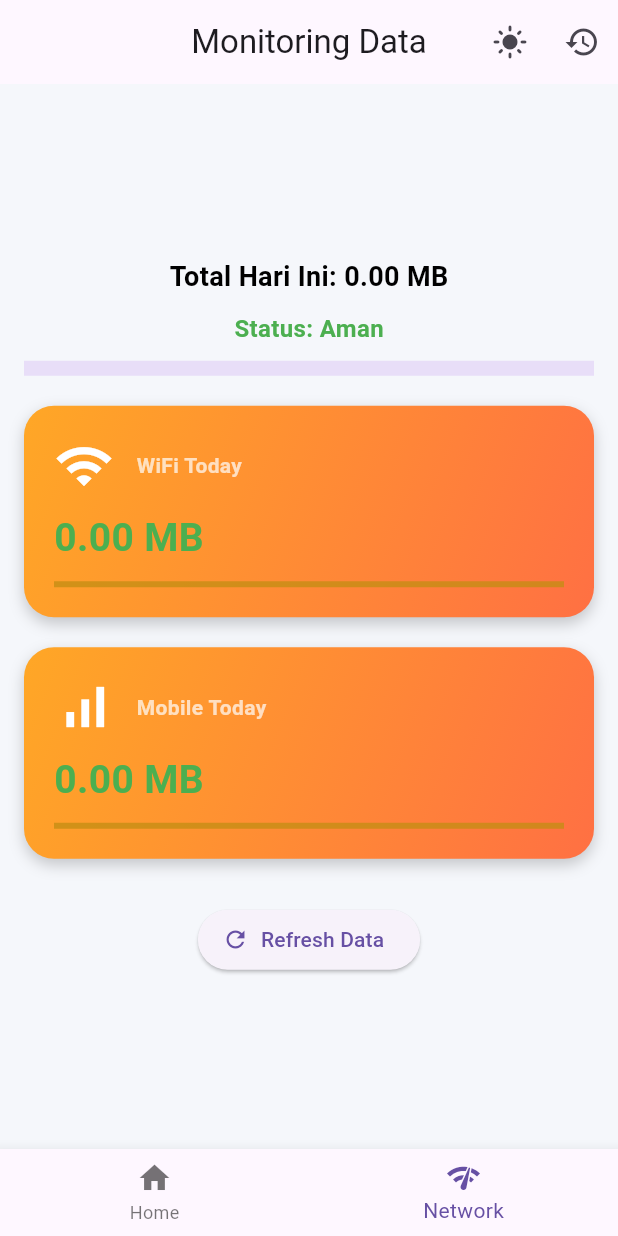
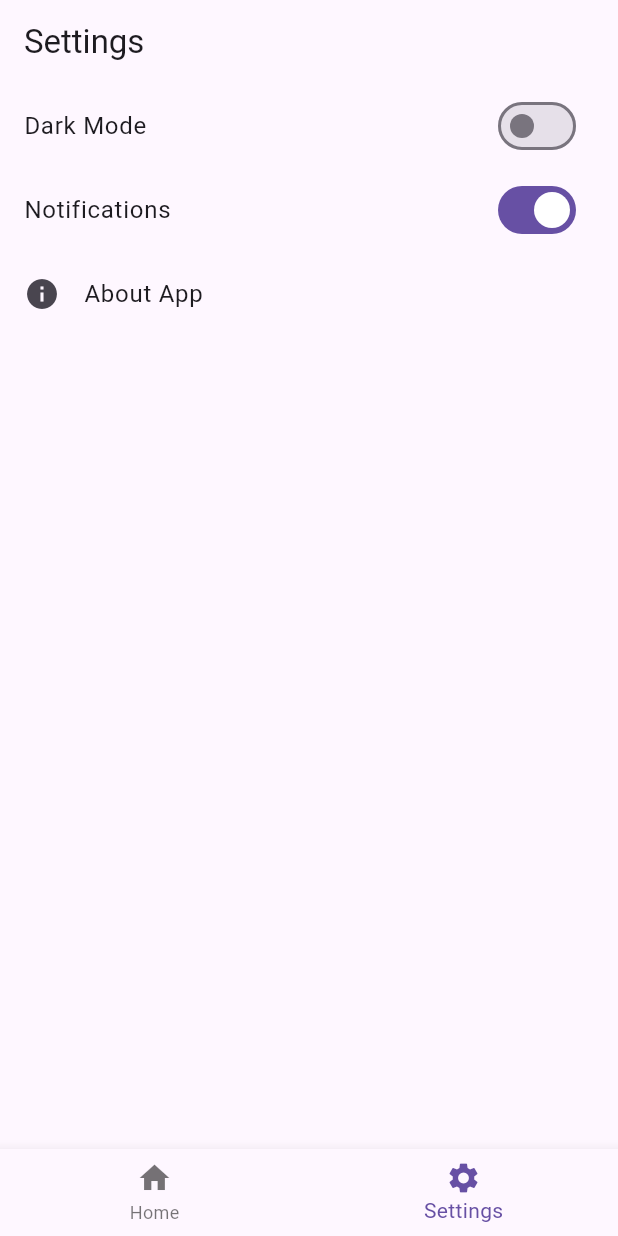
Before and after one commit to aisyahesahh54/pratikum_limit_kuota_kelompok6, a Flutter app: the screen it shows after launch, item 2 of the bottom bar chosen, on a phone screen of 412 x 824 dp. Run offline on Flutter 3.47's test engine with Material 3 defaults, Android fonts, the phone set to English and light mode, and no system bars; our stand-ins replace sqflite; missing offline and left inert: android_intent_plus; accounts and stored records are empty.

Commit message:
mengupdate file proyek

```diff
--- a/lib/home_page.dart
+++ /dev/null
@@ -1 +0,0 @@
-// TODO Implement this library.
--- a/lib/main.dart
+++ b/lib/main.dart
@@ -1,8 +1,7 @@
 import 'package:flutter/material.dart';
-import 'package:pratikum_limit_kuota_kelompok6/main_page.dart';
+import 'main_page.dart';
 
 void main() {
-  // Jalankan MyApp, bukan langsung Network
   runApp(const MyApp());
 }
 
@@ -12,8 +11,8 @@ class MyApp extends StatelessWidget {
   @override
   Widget build(BuildContext context) {
     return const MaterialApp(
-      debugShowCheckedModeBanner: false, // Opsional: hilangkan banner debug
-      home:MainPage(),
+      debugShowCheckedModeBanner: false,
+      home: MainPage(),
     );
   }
 }
--- a/lib/main_page.dart
+++ b/lib/main_page.dart
@@ -1,22 +1,6 @@
 import 'package:flutter/material.dart';
-import 'package:pratikum_limit_kuota_kelompok6/src/core/features/homepage.dart';
-import 'package:pratikum_limit_kuota_kelompok6/src/features/monitoring/network_page.dart';
-
-void main() {
-  runApp(const MyApp());
-}
-
-class MyApp extends StatelessWidget {
-  const MyApp({super.key});
-
-  @override
-  Widget build(BuildContext context) {
-    return const MaterialApp(
-      debugShowCheckedModeBanner: false,
-      home: MainPage(),
-    );
-  }
-}
+import 'home_page.dart';
+import 'settings_page.dart';
 
 class MainPage extends StatefulWidget {
   const MainPage({super.key});
@@ -28,16 +12,15 @@ class MainPage extends StatefulWidget {
 class _MainPageState extends State<MainPage> {
   int _index = 0;
 
-  final List<Widget> _pages = const [
-    HomePage(),
-    Network(),
+  final List<Widget> _pages = [
+    const HomePage(),
+    const SettingsPage(),
   ];
 
   @override
   Widget build(BuildContext context) {
     return Scaffold(
       body: _pages[_index],
-
       bottomNavigationBar: BottomNavigationBar(
         currentIndex: _index,
         onTap: (value) {
@@ -49,8 +32,8 @@ class _MainPageState extends State<MainPage> {
             label: "Home",
           ),
           BottomNavigationBarItem(
-            icon: Icon(Icons.network_check),
-            label: "Network",
+            icon: Icon(Icons.settings),
+            label: "Settings",
           ),
         ],
       ),
--- a/lib/settings_page.dart
+++ b/lib/settings_page.dart
@@ -0,0 +1,172 @@
+import 'package:flutter/material.dart';
+
+void main() {
+  runApp(const MyApp());
+}
+
+class MyApp extends StatelessWidget {
+  const MyApp({super.key});
+
+  @override
+  Widget build(BuildContext context) {
+    return const MaterialApp(
+      debugShowCheckedModeBanner: false,
+      home: MainPage(),
+    );
+  }
+}
+
+class MainPage extends StatefulWidget {
+  const MainPage({super.key});
+
+  @override
+  State<MainPage> createState() => _MainPageState();
+}
+
+class _MainPageState extends State<MainPage> {
+  int _index = 0;
+
+  final List<Widget> _pages = const [
+    HomePage(),
+    SettingsPage(),
+  ];
+
+  @override
+  Widget build(BuildContext context) {
+    return Scaffold(
+      body: _pages[_index],
+      bottomNavigationBar: BottomNavigationBar(
+        currentIndex: _index,
+        onTap: (value) {
+          setState(() => _index = value);
+        },
+        items: const [
+          BottomNavigationBarItem(
+            icon: Icon(Icons.home),
+            label: "Home",
+          ),
+          BottomNavigationBarItem(
+            icon: Icon(Icons.settings),
+            label: "Settings",
+          ),
+        ],
+      ),
+    );
+  }
+}
+
+// ================= HOME PAGE =================
+class HomePage extends StatelessWidget {
+  const HomePage({super.key});
+
+  @override
+  Widget build(BuildContext context) {
+    return Scaffold(
+      appBar: AppBar(
+        title: const Text("Home"),
+      ),
+      body: Padding(
+        padding: const EdgeInsets.all(16),
+        child: Column(
+          crossAxisAlignment: CrossAxisAlignment.start,
+          children: [
+            const Text(
+              "Welcome 👋",
+              style: TextStyle(fontSize: 24, fontWeight: FontWeight.bold),
+            ),
+            const SizedBox(height: 20),
+
+            Card(
+              shape: RoundedRectangleBorder(
+                borderRadius: BorderRadius.circular(16),
+              ),
+              child: ListTile(
+                leading: const Icon(Icons.network_check),
+                title: const Text("Check Network"),
+                subtitle: const Text("Monitor your internet usage"),
+                trailing: const Icon(Icons.arrow_forward_ios),
+                onTap: () {
+                  ScaffoldMessenger.of(context).showSnackBar(
+                    const SnackBar(content: Text("Go to Network Page")),
+                  );
+                },
+              ),
+            ),
+
+            const SizedBox(height: 10),
+
+            Card(
+              shape: RoundedRectangleBorder(
+                borderRadius: BorderRadius.circular(16),
+              ),
+              child: ListTile(
+                leading: const Icon(Icons.history),
+                title: const Text("History"),
+                subtitle: const Text("View your usage history"),
+                trailing: const Icon(Icons.arrow_forward_ios),
+                onTap: () {},
+              ),
+            ),
+          ],
+        ),
+      ),
+    );
+  }
+}
+
+// ================= SETTINGS PAGE =================
+class SettingsPage extends StatefulWidget {
+  const SettingsPage({super.key});
+
+  @override
+  State<SettingsPage> createState() => _SettingsPageState();
+}
+
+class _SettingsPageState extends State<SettingsPage> {
+  bool isDarkMode = false;
+  bool notification = true;
+
+  @override
+  Widget build(BuildContext context) {
+    return Scaffold(
+      appBar: AppBar(
+        title: const Text("Settings"),
+      ),
+      body: ListView(
+        children: [
+          SwitchListTile(
+            title: const Text("Dark Mode"),
+            value: isDarkMode,
+            onChanged: (value) {
+              setState(() {
+                isDarkMode = value;
+              });
+            },
+          ),
+          SwitchListTile(
+            title: const Text("Notifications"),
+            value: notification,
+            onChanged: (value) {
+              setState(() {
+                notification = value;
+              });
+            },
+          ),
+          ListTile(
+            leading: const Icon(Icons.info),
+            title: const Text("About App"),
+            onTap: () {
+              showDialog(
+                context: context,
+                builder: (context) => const AlertDialog(
+                  title: Text("About"),
+                  content: Text("Aplikasi monitoring kuota sederhana."),
+                ),
+              );
+            },
+          ),
+        ],
+      ),
+    );
+  }
+}
```
